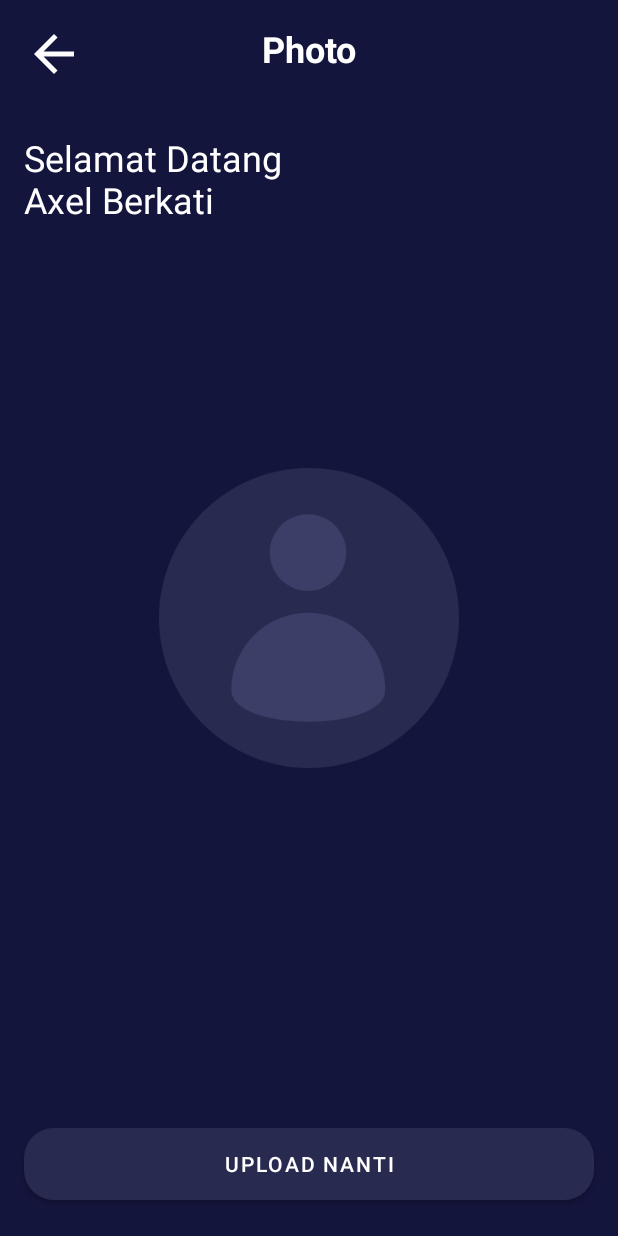
After one commit to 007AxelBerkati/MyMovie, an Android app: the layout activity_sign_up_photoscreen.xml on its own in the app's theme, with its tools: preview values and no code run, on a phone screen of 412 x 824 dp. The commit adds this screen. Run offline under Robolectric (Android 15) with nearby library versions, the phone set to English and light mode, and no system bars.

Commit message:
slicing : photo upload

```diff
--- /dev/null
+++ b/app/src/main/res/layout/activity_sign_up_photoscreen.xml
@@ -0,0 +1,96 @@
+<?xml version="1.0" encoding="utf-8"?>
+<androidx.constraintlayout.widget.ConstraintLayout xmlns:android="http://schemas.android.com/apk/res/android"
+    xmlns:app="http://schemas.android.com/apk/res-auto"
+    xmlns:tools="http://schemas.android.com/tools"
+    android:layout_width="match_parent"
+    android:layout_height="match_parent"
+    android:background="@color/colorBlue"
+    tools:context=".onboarding.OnboardingOneActivity">
+
+    <Button
+        android:id="@+id/button3"
+        android:layout_width="0dp"
+        android:layout_height="wrap_content"
+        android:layout_marginStart="16dp"
+        android:layout_marginEnd="16dp"
+        android:layout_marginBottom="24dp"
+        android:background="@drawable/shape_rectangle_blue_grey"
+        android:backgroundTint="@color/colorPink"
+        android:text="@string/upload_nanti"
+        app:backgroundTint="@color/colorBlueGrey"
+        app:layout_constraintBottom_toBottomOf="parent"
+        app:layout_constraintEnd_toEndOf="parent"
+        app:layout_constraintStart_toStartOf="parent" />
+
+    <Button
+        android:id="@+id/button2"
+        android:layout_width="0dp"
+        android:layout_height="wrap_content"
+        android:layout_marginStart="16dp"
+        android:layout_marginEnd="16dp"
+        android:layout_marginBottom="16dp"
+        android:background="@drawable/shape_rectangle_blue_grey"
+        android:backgroundTint="@color/colorPink"
+        android:text="@string/simpan_dan_lanjutkan"
+        android:visibility="invisible"
+        app:backgroundTint="@color/colorPink"
+        app:layout_constraintBottom_toTopOf="@+id/button3"
+        app:layout_constraintEnd_toEndOf="parent"
+        app:layout_constraintHorizontal_bias="0.0"
+        app:layout_constraintStart_toStartOf="parent" />
+
+    <TextView
+        android:id="@+id/textView"
+        android:layout_width="0dp"
+        android:layout_height="wrap_content"
+        android:layout_marginStart="16dp"
+        android:layout_marginTop="16dp"
+        android:layout_marginEnd="16dp"
+        android:gravity="center"
+        android:text="TextView"
+        android:textColor="@color/colorWhite"
+        android:textSize="24sp"
+        android:textStyle="bold"
+        app:layout_constraintEnd_toEndOf="parent"
+        app:layout_constraintStart_toStartOf="parent"
+        app:layout_constraintTop_toTopOf="parent"
+        tools:text="@string/photo" />
+
+    <ImageView
+        android:id="@+id/imageView3"
+        android:layout_width="40dp"
+        android:layout_height="40dp"
+        android:layout_marginStart="16dp"
+        android:layout_marginTop="16dp"
+        app:layout_constraintStart_toStartOf="parent"
+        app:layout_constraintTop_toTopOf="parent"
+        app:srcCompat="@drawable/ic_baseline_arrow_back_24" />
+
+    <TextView
+        android:id="@+id/textView6"
+        android:layout_width="0dp"
+        android:layout_height="wrap_content"
+        android:layout_marginStart="16dp"
+        android:layout_marginTop="40dp"
+        android:layout_marginEnd="16dp"
+        android:text="TextView"
+        android:textColor="@color/colorWhite"
+        android:textSize="24sp"
+        app:layout_constraintEnd_toEndOf="parent"
+        app:layout_constraintStart_toStartOf="parent"
+        app:layout_constraintTop_toBottomOf="@+id/textView"
+        tools:text="@string/selamat_datang" />
+
+    <ImageView
+        android:id="@+id/imageView4"
+        android:layout_width="200dp"
+        android:layout_height="0dp"
+        android:layout_marginStart="16dp"
+        android:layout_marginEnd="16dp"
+        app:layout_constraintBottom_toBottomOf="parent"
+        app:layout_constraintEnd_toEndOf="parent"
+        app:layout_constraintStart_toStartOf="parent"
+        app:layout_constraintTop_toTopOf="parent"
+        app:srcCompat="@drawable/user_pic" />
+
+</androidx.constraintlayout.widget.ConstraintLayout>
--- a/app/src/main/res/values/strings.xml
+++ b/app/src/main/res/values/strings.xml
@@ -15,4 +15,8 @@
     <string name="sign_up">Sign Up</string>
     <string name="nama">Nama</string>
     <string name="email_address">Email Address</string>
+    <string name="photo">Photo</string>
+    <string name="upload_nanti">Upload Nanti</string>
+    <string name="simpan_dan_lanjutkan">Simpan Dan Lanjutkan</string>
+    <string name="selamat_datang">Selamat Datang\nAxel Berkati</string>
 </resources>
```
